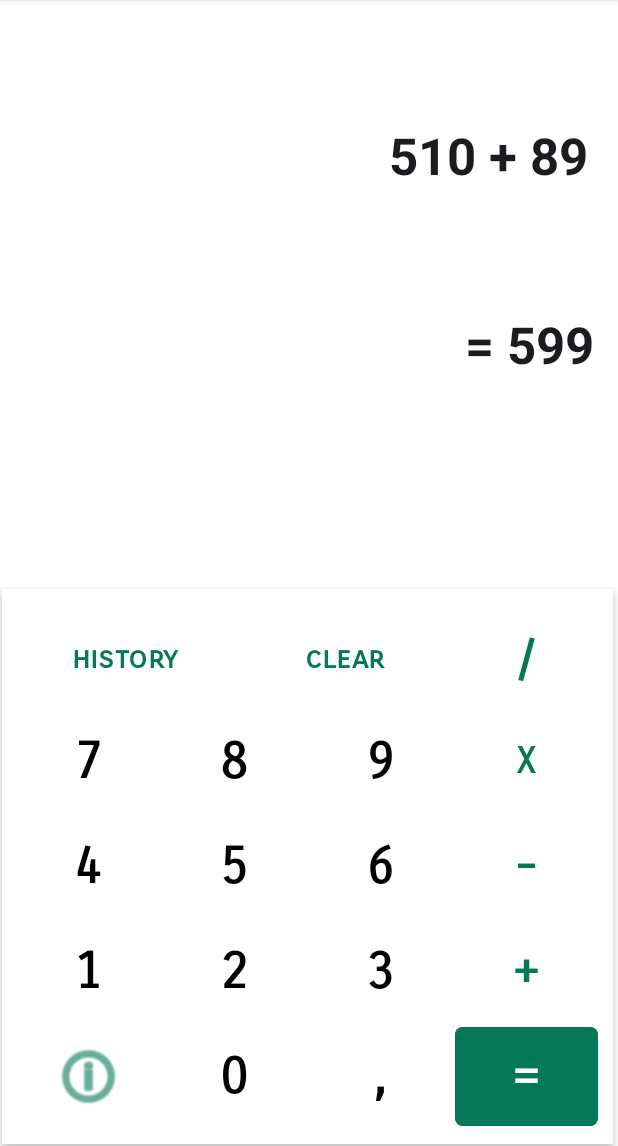
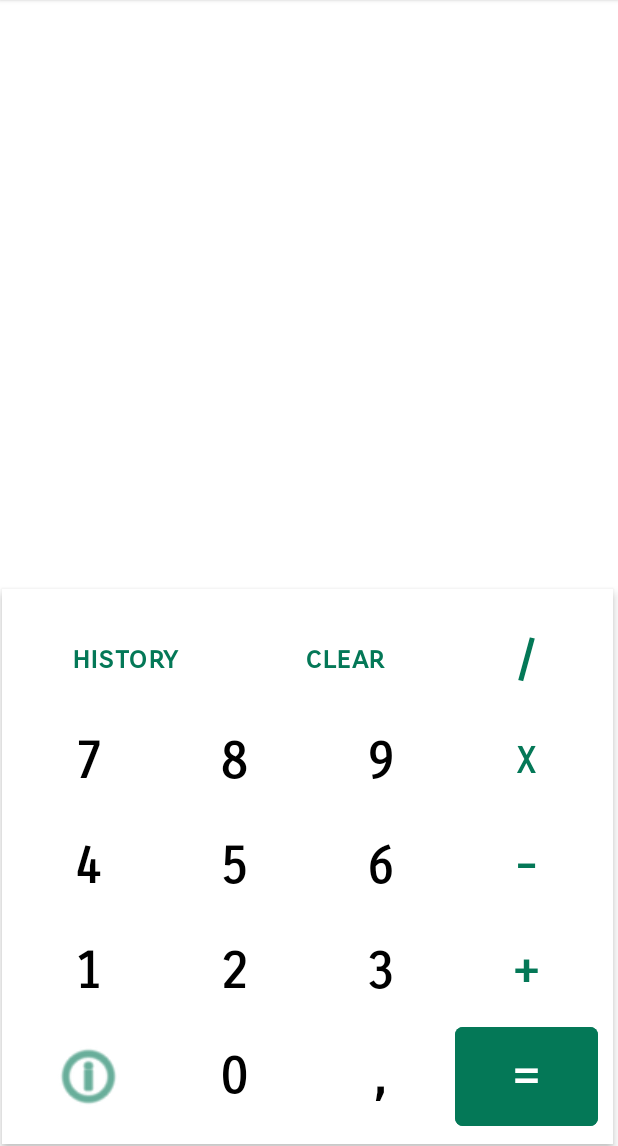
Before and after one commit to GabrielaJung/java-calculator, an Android app: the screen it shows after launch (MainActivity), on a phone screen of 412 x 824 dp, the part 90-1236 px from its top. Run offline under Robolectric (Android 15) with nearby library versions, the phone set to English and light mode, and no system bars.

Commit message:
clear expression and result

```diff
--- a/app/src/main/res/layout/activity_main.xml
+++ b/app/src/main/res/layout/activity_main.xml
@@ -449,7 +449,7 @@
         android:layout_height="wrap_content"
         android:layout_marginEnd="20dp"
         android:singleLine="true"
-        android:text="510 + 89"
+        android:text=""
         android:textAppearance="@style/TextAppearance.AppCompat.Large"
         android:textSize="34sp"
         android:textStyle="bold"
@@ -466,7 +466,7 @@
         android:layout_marginEnd="16dp"
         android:layout_marginBottom="10dp"
         android:maxLines="1"
-        android:text="= 599"
+        android:text=""
         android:ellipsize="end"
         android:textAppearance="@style/TextAppearance.AppCompat.Large"
         android:textSize="34sp"
```
